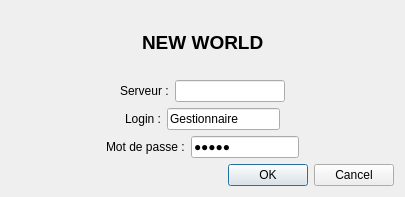
yume05/NewWorld-E4-Projects, file NewWorldAppli/dialogConnexion.ui: the form before one commit.
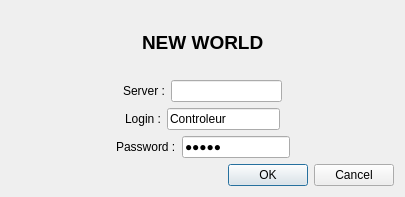
The form after the commit. Icons and pictures are not drawn.

```diff
--- a/NewWorldAppli/dialogConnexion.ui
+++ b/NewWorldAppli/dialogConnexion.ui
@@ -97,7 +97,7 @@
        <item>
         <widget class="QLabel" name="label_4">
          <property name="text">
-          <string>Serveur :</string>
+          <string>Server :</string>
          </property>
         </widget>
        </item>
@@ -144,7 +144,7 @@
        <item>
         <widget class="QLineEdit" name="lineEditLogin">
          <property name="text">
-          <string>Gestionnaire</string>
+          <string>Controleur</string>
          </property>
         </widget>
        </item>
@@ -181,7 +181,7 @@
        <item>
         <widget class="QLabel" name="label_3">
          <property name="text">
-          <string>Mot de passe :</string>
+          <string>Password :</string>
          </property>
         </widget>
        </item>
```
Left out of the diff: 2 changed lines with no effect on the pictures.
